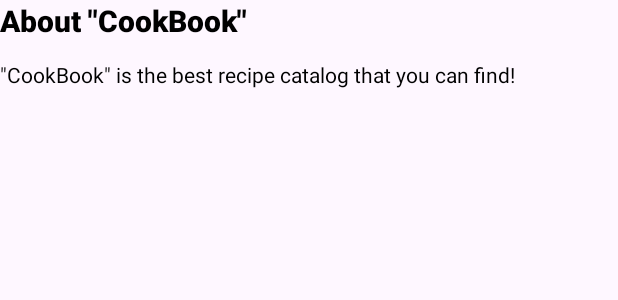
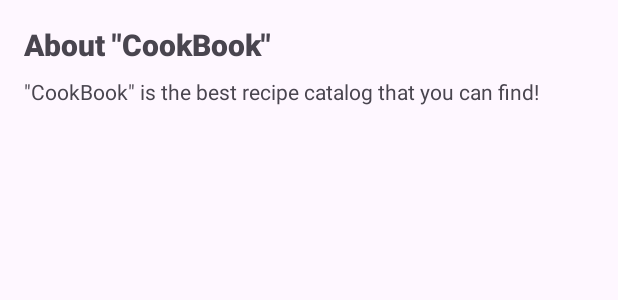
Before and after one commit to TMichaelan/mobile-applications-put, an Android app: the layout fragment_home.xml on its own in the app's theme, with its tools: preview values and no code run, on a phone screen of 412 x 824 dp. Shown: the top 300 px of the screen. Run offline under Robolectric (Android 15) with nearby library versions, the phone set to English and light mode, and no system bars.

Commit message:
theme fixes

```diff
--- a/app/src/main/res/layout-large/fragment_home.xml
+++ b/app/src/main/res/layout-large/fragment_home.xml
@@ -1,29 +1,36 @@
 <?xml version="1.0" encoding="utf-8"?>
-<FrameLayout xmlns:android="http://schemas.android.com/apk/res/android"
+<androidx.constraintlayout.widget.ConstraintLayout xmlns:android="http://schemas.android.com/apk/res/android"
+    xmlns:app="http://schemas.android.com/apk/res-auto"
     xmlns:tools="http://schemas.android.com/tools"
     android:layout_width="match_parent"
     android:layout_height="match_parent"
+    android:paddingStart="16dp"
+    android:paddingTop="16dp"
+    android:paddingEnd="16dp"
     tools:context=".HomeFragment">
 
-    <!-- TODO: Update blank fragment layout -->
     <TextView
         android:id="@+id/about_label"
-        android:layout_width="match_parent"
+        android:layout_width="wrap_content"
         android:layout_height="wrap_content"
         android:fontFamily="sans-serif-medium"
-        android:text="About &quot;CookBook&quot;"
+        android:text="@string/about_quot_cookbook_quot"
         android:textAlignment="textStart"
-        android:textColor="#000000"
         android:textSize="20sp"
         android:textStyle="bold"
-        android:typeface="normal" />
+        app:layout_constraintStart_toStartOf="parent"
+        app:layout_constraintTop_toTopOf="parent" />
 
     <TextView
         android:id="@+id/about_content"
-        android:layout_width="match_parent"
+        android:layout_width="0dp"
         android:layout_height="wrap_content"
-        android:text="&quot;CookBook&quot; is the best recipe catalog that you can find!"
-        android:textColor="#000000"
-        android:translationY="40dp" />
+        android:layout_marginTop="8dp"
+        android:fontFamily="sans-serif"
+        android:lineSpacingExtra="6sp"
+        android:text="@string/quot_cookbook_quot_is_the_best_recipe_catalog_that_you_can_find"
+        app:layout_constraintStart_toStartOf="@+id/about_label"
+        app:layout_constraintEnd_toEndOf="parent"
+        app:layout_constraintTop_toBottomOf="@+id/about_label" />
 
-</FrameLayout>
+</androidx.constraintlayout.widget.ConstraintLayout>
--- a/app/src/main/res/layout/fragment_home.xml
+++ b/app/src/main/res/layout/fragment_home.xml
@@ -1,30 +1,36 @@
 <?xml version="1.0" encoding="utf-8"?>
-<FrameLayout xmlns:android="http://schemas.android.com/apk/res/android"
+<androidx.constraintlayout.widget.ConstraintLayout xmlns:android="http://schemas.android.com/apk/res/android"
+    xmlns:app="http://schemas.android.com/apk/res-auto"
     xmlns:tools="http://schemas.android.com/tools"
     android:layout_width="match_parent"
     android:layout_height="match_parent"
+    android:paddingStart="16dp"
+    android:paddingTop="16dp"
+    android:paddingEnd="16dp"
     tools:context=".HomeFragment">
 
-    <!-- TODO: Update blank fragment layout -->
     <TextView
         android:id="@+id/about_label"
-        android:layout_width="match_parent"
+        android:layout_width="wrap_content"
         android:layout_height="wrap_content"
         android:fontFamily="sans-serif-medium"
-        android:text="About &quot;CookBook&quot;"
+        android:text="@string/about_quot_cookbook_quot"
         android:textAlignment="textStart"
-        android:textColor="#000000"
         android:textSize="20sp"
         android:textStyle="bold"
-        android:typeface="normal" />
-
+        app:layout_constraintStart_toStartOf="parent"
+        app:layout_constraintTop_toTopOf="parent" />
 
     <TextView
         android:id="@+id/about_content"
-        android:layout_width="match_parent"
+        android:layout_width="0dp"
         android:layout_height="wrap_content"
-        android:text="&quot;CookBook&quot; is the best recipe catalog that you can find!"
-        android:textColor="#000000"
-        android:translationY="40dp" />
+        android:layout_marginTop="8dp"
+        android:fontFamily="sans-serif"
+        android:lineSpacingExtra="6sp"
+        android:text="@string/quot_cookbook_quot_is_the_best_recipe_catalog_that_you_can_find"
+        app:layout_constraintStart_toStartOf="@+id/about_label"
+        app:layout_constraintEnd_toEndOf="parent"
+        app:layout_constraintTop_toBottomOf="@+id/about_label" />
 
-</FrameLayout>
+</androidx.constraintlayout.widget.ConstraintLayout>
--- a/app/src/main/res/layout/meal_item.xml
+++ b/app/src/main/res/layout/meal_item.xml
@@ -39,7 +39,7 @@
                 android:id="@+id/tvName"
                 android:layout_width="match_parent"
                 android:layout_height="wrap_content"
-                android:textColor="@android:color/black"
+                android:textColor="?attr/colorOnSecondary"
                 android:textSize="20sp"
                 tools:text="Name" />
 
--- a/app/src/main/res/values-night/themes.xml
+++ b/app/src/main/res/values-night/themes.xml
@@ -1,16 +1,16 @@
 <resources xmlns:tools="http://schemas.android.com/tools">
     <!-- Base application theme. -->
     <style name="Theme.Cookbook" parent="Theme.Material3.Dark.NoActionBar">
-        <!-- Primary brand color. -->
-<!--        <item name="colorPrimary">@color/purple_200</item>-->
-<!--        <item name="colorPrimaryVariant">@color/purple_700</item>-->
-<!--        <item name="colorOnPrimary">@color/black</item>-->
-<!--        &lt;!&ndash; Secondary brand color. &ndash;&gt;-->
-<!--        <item name="colorSecondary">@color/teal_200</item>-->
-<!--        <item name="colorSecondaryVariant">@color/teal_200</item>-->
-<!--        <item name="colorOnSecondary">@color/black</item>-->
-<!--        &lt;!&ndash; Status bar color. &ndash;&gt;-->
-<!--        <item name="android:statusBarColor">?attr/colorPrimaryVariant</item>-->
-        <!-- Customize your theme here. -->
+<!--         Primary brand color. -->
+        <item name="colorPrimary">@color/purple_200</item>
+        <item name="colorPrimaryVariant">@color/purple_700</item>
+        <item name="colorOnPrimary">@color/white</item>
+        <!-- Secondary brand color. -->
+        <item name="colorSecondary">@color/teal_200</item>
+        <item name="colorSecondaryVariant">@color/teal_200</item>
+        <item name="colorOnSecondary">@color/white</item>
+        <!-- Status bar color. -->
+        <item name="android:statusBarColor">?attr/colorPrimaryVariant</item>
+<!--         Customize your theme here.-->
     </style>
 </resources>
--- a/app/src/main/res/values/colors.xml
+++ b/app/src/main/res/values/colors.xml
@@ -11,4 +11,7 @@
     <color name="lightGray">#EEE</color>
     <color name="brightRed">#FF3939</color>
 
+    <color name="darkBlue">#3415B0</color>
+    <color name="darkViolet">#3415B0</color>
+
 </resources>
--- a/app/src/main/res/values/strings.xml
+++ b/app/src/main/res/values/strings.xml
@@ -14,4 +14,6 @@
     <string name="fab_share_ingredients_description">Share ingredients</string>
     <string name="share_ingredients_subject">Ingredients for %1$s</string>
     <string name="share_ingredients_title">Share ingredients</string>
+    <string name="quot_cookbook_quot_is_the_best_recipe_catalog_that_you_can_find">\"CookBook\" is the best recipe catalog that you can find!</string>
+    <string name="about_quot_cookbook_quot">About \"CookBook\"</string>
 </resources>
--- a/app/src/main/res/values/themes.xml
+++ b/app/src/main/res/values/themes.xml
@@ -11,6 +11,6 @@
         <item name="colorOnSecondary">@color/black</item>
         <!-- Status bar color. -->
         <item name="android:statusBarColor">?attr/colorPrimaryVariant</item>
-         Customize your theme here.
+<!--         Customize your theme here.-->
     </style>
 </resources>
```
